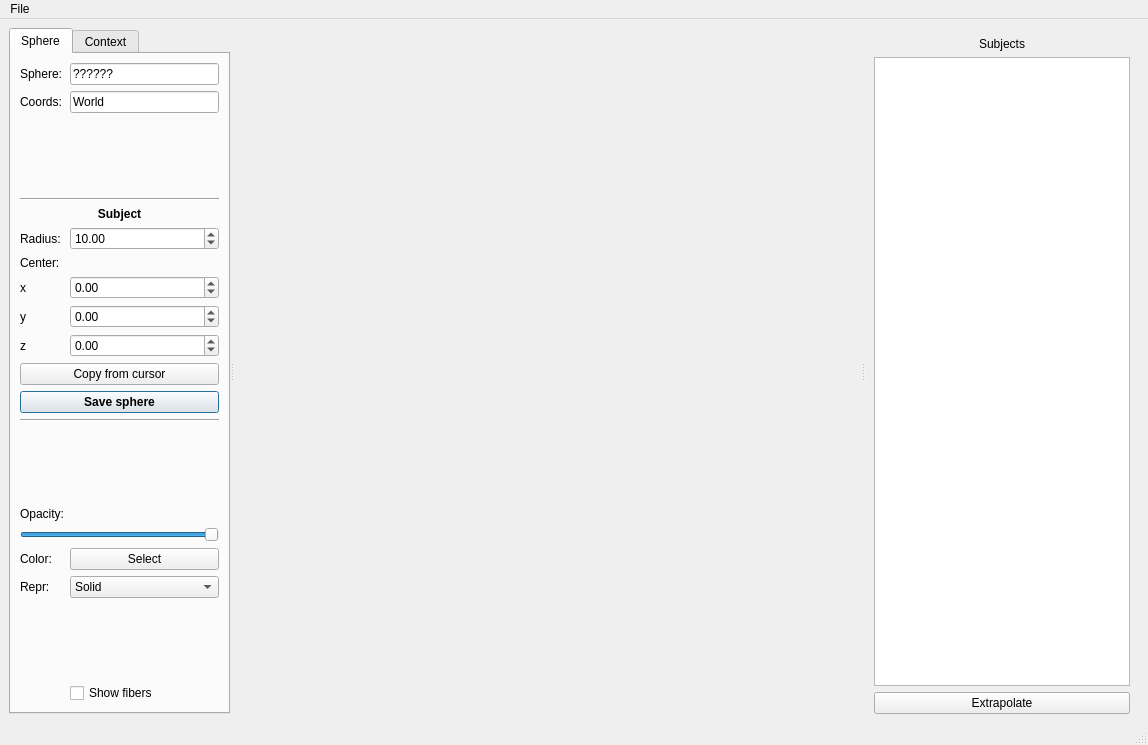
First picture: the form in braviz/interaction/qt_guis/roi_builder.ui, repository diego0020/braviz-app, before the edit.
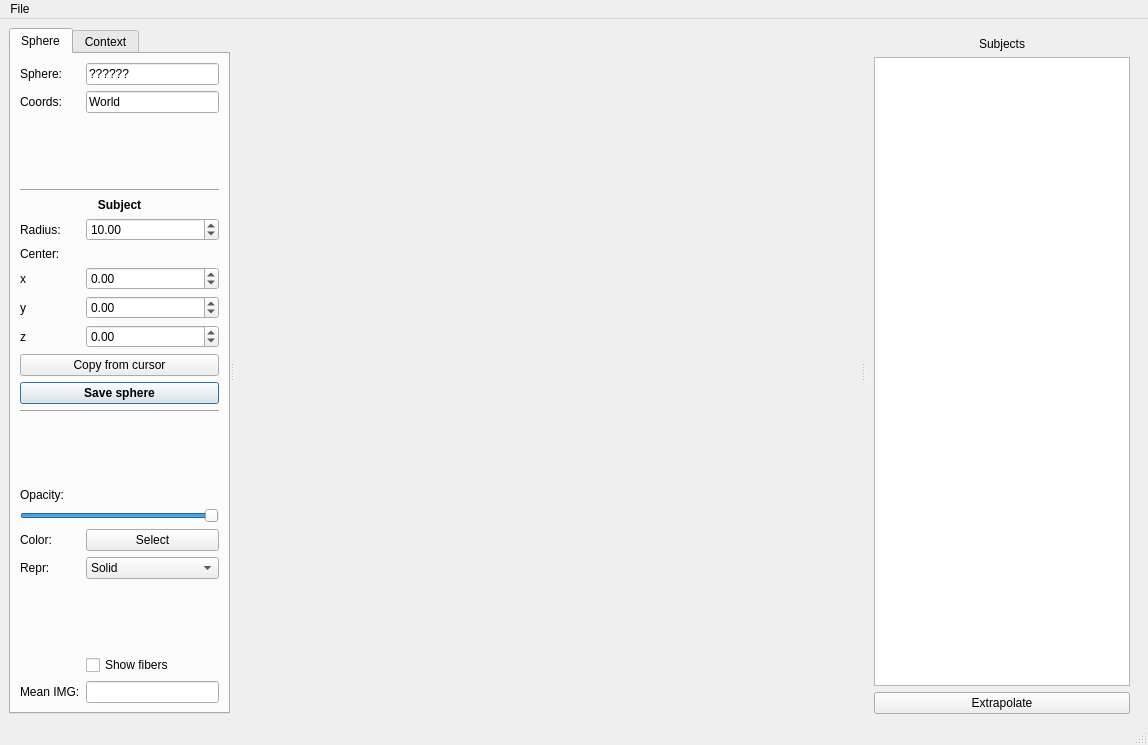
Second picture: the form after the edit. The open tabs and pages were chosen to show the change.

Diff of the .ui file:
```diff
--- a/braviz/interaction/qt_guis/roi_builder.ui
+++ b/braviz/interaction/qt_guis/roi_builder.ui
@@ -349,6 +349,20 @@
            </property>
           </widget>
          </item>
+         <item row="24" column="0">
+          <widget class="QLabel" name="label_18">
+           <property name="text">
+            <string>Mean IMG:</string>
+           </property>
+          </widget>
+         </item>
+         <item row="24" column="1">
+          <widget class="QLineEdit" name="mean_inside_text">
+           <property name="readOnly">
+            <bool>true</bool>
+           </property>
+          </widget>
+         </item>
         </layout>
        </widget>
        <widget class="QWidget" name="tab_2">
```
Left out of the diff: 12 changed lines with no effect on the pictures.
